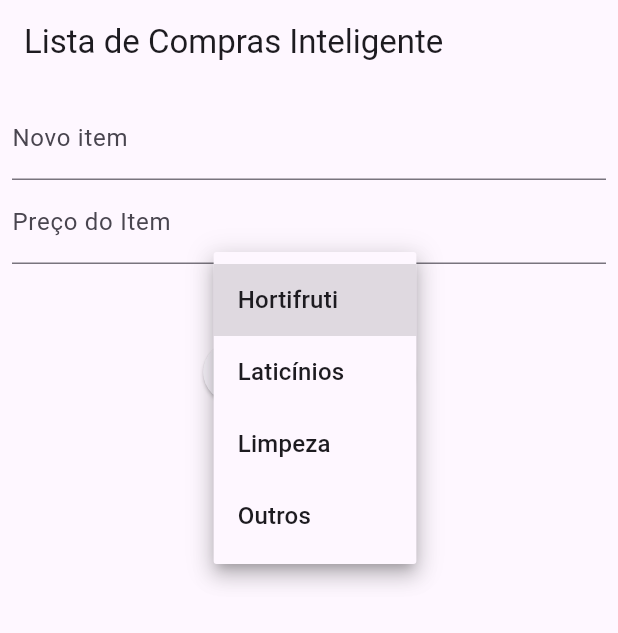
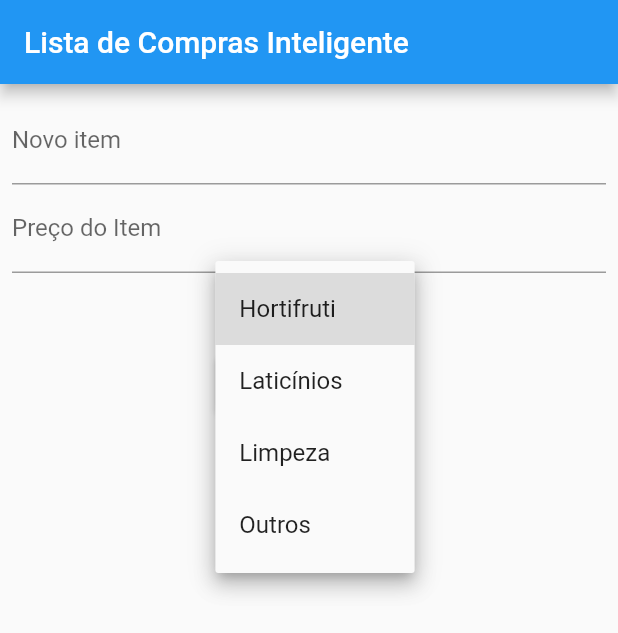
Before and after one commit to Barba2k2/asp_state_manager, a Flutter app: the screen it shows after launch, after a tap on "Hortifruti", on a phone screen of 412 x 824 dp. Shown: the top 633 px of the screen. Run offline on Flutter 3.47's test engine with Material 3 defaults, Android fonts, the phone set to English and light mode, and no system bars; our stand-ins replace flutter_local_notifications, flutter_riverpod, sqflite, sqflite_common_ffi; accounts and stored records are empty.

Commit message:
refactor(main): Update main.dart to include database and notification initialization

```diff
--- a/lib/main.dart
+++ b/lib/main.dart
@@ -1,9 +1,16 @@
 import 'package:flutter/material.dart';
 import 'package:flutter_riverpod/flutter_riverpod.dart';
+import 'package:sqflite_common_ffi/sqflite_ffi.dart';
 
 import 'src/features/shopping/ui/shopping_list_screen.dart';
+import 'src/helper/notification_helper.dart';
 
-void main() {
+void main() async {
+  WidgetsFlutterBinding.ensureInitialized();
+  await NotificationsHelper.initializeNotifications();
+  sqfliteFfiInit();
+  databaseFactory = databaseFactoryFfi;
+
   runApp(
     const ProviderScope(
       child: MyApp(),
@@ -16,8 +23,13 @@ class MyApp extends StatelessWidget {
 
   @override
   Widget build(BuildContext context) {
-    return const MaterialApp(
-      home: ShoppingListScreen(),
+    return MaterialApp(
+      title: 'Lista de Compras Inteligente',
+      theme: ThemeData(
+        primarySwatch: Colors.blue,
+        useMaterial3: false,
+      ),
+      home: const ShoppingListScreen(),
     );
   }
 }
```
